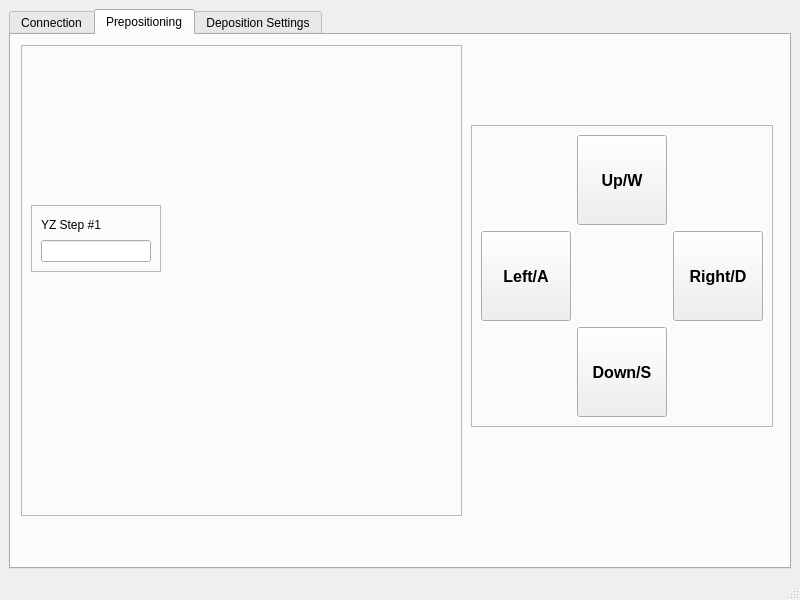
Above: mainwindow.ui from KLDistance/NanoCVD before the change. Below: the same form after it.
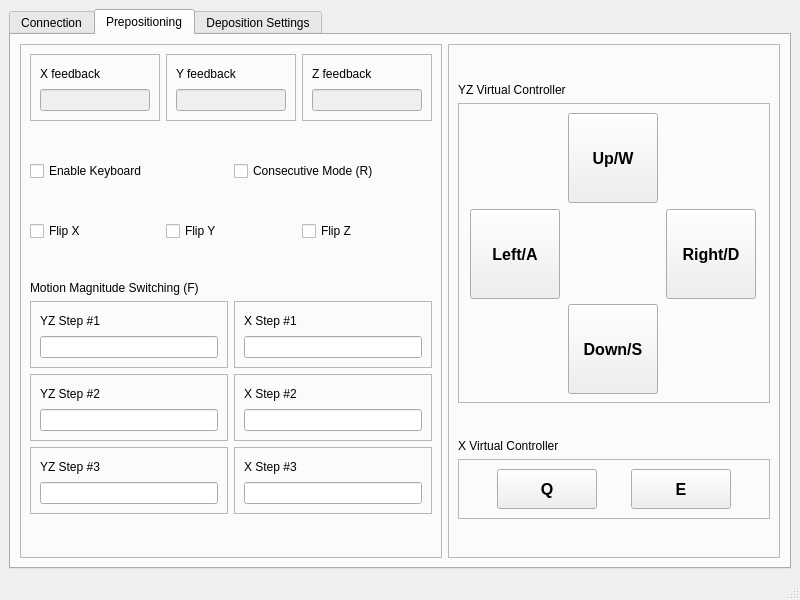
That is the form after the change. The open tabs and pages were chosen to show the change.

Commit message: ui design temporarily finished.

```diff
--- a/mainwindow.ui
+++ b/mainwindow.ui
@@ -23,8 +23,14 @@
    <layout class="QGridLayout" name="gridLayout">
     <item row="0" column="1">
      <widget class="QTabWidget" name="tabcontainer">
+      <property name="sizePolicy">
+       <sizepolicy hsizetype="Preferred" vsizetype="Preferred">
+        <horstretch>0</horstretch>
+        <verstretch>0</verstretch>
+       </sizepolicy>
+      </property>
       <property name="currentIndex">
-       <number>1</number>
+       <number>0</number>
       </property>
       <widget class="QWidget" name="tab_connection">
        <attribute name="title">
@@ -52,7 +58,9 @@
           <property name="frameShadow">
            <enum>QFrame::Raised</enum>
           </property>
-          <layout class="QHBoxLayout" name="horizontalLayout">
+          <layout class="QHBoxLayout" name="horizontalLayout_8">
+           <item>
+            <layout class="QHBoxLayout" name="layout_cncserial">
            <item>
             <widget class="QLabel" name="label_cnc">
              <property name="sizePolicy">
@@ -106,6 +114,8 @@
             </widget>
            </item>
           </layout>
+           </item>
+          </layout>
          </widget>
         </item>
         <item>
@@ -122,7 +132,7 @@
          </spacer>
         </item>
         <item>
-         <widget class="QFrame" name="frame">
+         <widget class="QFrame" name="frame_arduinoserial">
           <property name="frameShape">
            <enum>QFrame::StyledPanel</enum>
           </property>
@@ -131,6 +141,8 @@
           </property>
           <layout class="QHBoxLayout" name="horizontalLayout_2">
            <item>
+            <layout class="QHBoxLayout" name="layout_arduinoserial">
+             <item>
             <widget class="QLabel" name="label_arduino">
              <property name="sizePolicy">
               <sizepolicy hsizetype="Fixed" vsizetype="Fixed">
@@ -183,6 +195,8 @@
             </widget>
            </item>
           </layout>
+           </item>
+          </layout>
          </widget>
         </item>
         <item>
@@ -204,30 +218,209 @@
        <attribute name="title">
         <string extracomment="Course placement of pipettes">Prepositioning</string>
        </attribute>
+       <layout class="QHBoxLayout" name="horizontalLayout_7">
+        <item>
        <widget class="QFrame" name="frame_visualpanel">
-        <property name="geometry">
-         <rect>
-          <x>10</x>
-          <y>10</y>
-          <width>441</width>
-          <height>471</height>
-         </rect>
-        </property>
+          <property name="frameShape">
+           <enum>QFrame::StyledPanel</enum>
+          </property>
+          <property name="frameShadow">
+           <enum>QFrame::Raised</enum>
+          </property>
+          <layout class="QVBoxLayout" name="verticalLayout_8">
+           <item>
+            <layout class="QHBoxLayout" name="horizontalLayout_5">
+             <item>
+              <widget class="QFrame" name="frame_xpos">
+               <property name="minimumSize">
+                <size>
+                 <width>130</width>
+                 <height>67</height>
+                </size>
+               </property>
         <property name="frameShape">
          <enum>QFrame::StyledPanel</enum>
         </property>
         <property name="frameShadow">
          <enum>QFrame::Raised</enum>
         </property>
+               <layout class="QVBoxLayout" name="verticalLayout_11">
+                <item>
+                 <widget class="QLabel" name="label_xpos">
+                  <property name="text">
+                   <string>X feedback</string>
+                  </property>
+                 </widget>
+                </item>
+                <item>
+                 <widget class="QLineEdit" name="ledit_xpos">
+                  <property name="enabled">
+                   <bool>false</bool>
+                  </property>
+                 </widget>
+                </item>
+               </layout>
+              </widget>
+             </item>
+             <item>
+              <widget class="QFrame" name="frame_ypos">
+               <property name="minimumSize">
+                <size>
+                 <width>130</width>
+                 <height>67</height>
+                </size>
+               </property>
+               <property name="frameShape">
+                <enum>QFrame::StyledPanel</enum>
+               </property>
+               <property name="frameShadow">
+                <enum>QFrame::Raised</enum>
+               </property>
+               <layout class="QVBoxLayout" name="verticalLayout_12">
+                <item>
+                 <widget class="QLabel" name="label_ypos">
+                  <property name="text">
+                   <string>Y feedback</string>
+                  </property>
+                 </widget>
+                </item>
+                <item>
+                 <widget class="QLineEdit" name="ledit_ypos">
+                  <property name="enabled">
+                   <bool>false</bool>
+                  </property>
+                 </widget>
+                </item>
+               </layout>
+              </widget>
+             </item>
+             <item>
+              <widget class="QFrame" name="frame_zpos">
+               <property name="minimumSize">
+                <size>
+                 <width>130</width>
+                 <height>67</height>
+                </size>
+               </property>
+               <property name="frameShape">
+                <enum>QFrame::StyledPanel</enum>
+               </property>
+               <property name="frameShadow">
+                <enum>QFrame::Raised</enum>
+               </property>
+               <layout class="QVBoxLayout" name="verticalLayout_13">
+                <item>
+                 <widget class="QLabel" name="label_zpos">
+                  <property name="text">
+                   <string>Z feedback</string>
+                  </property>
+                 </widget>
+                </item>
+                <item>
+                 <widget class="QLineEdit" name="ledit_zpos">
+                  <property name="enabled">
+                   <bool>false</bool>
+                  </property>
+                 </widget>
+                </item>
+               </layout>
+              </widget>
+             </item>
+            </layout>
+           </item>
+           <item>
+            <spacer name="verticalSpacer_6">
+             <property name="orientation">
+              <enum>Qt::Vertical</enum>
+             </property>
+             <property name="sizeHint" stdset="0">
+              <size>
+               <width>20</width>
+               <height>40</height>
+              </size>
+             </property>
+            </spacer>
+           </item>
+           <item>
+            <layout class="QHBoxLayout" name="horizontalLayout_4">
+             <item>
+              <widget class="QCheckBox" name="chb_keyboardenable">
+               <property name="text">
+                <string>Enable Keyboard</string>
+               </property>
+              </widget>
+             </item>
+             <item>
+              <widget class="QCheckBox" name="chb_consecutiveenable">
+               <property name="text">
+                <string>Consecutive Mode (R)</string>
+               </property>
+              </widget>
+             </item>
+            </layout>
+           </item>
+           <item>
+            <spacer name="verticalSpacer_9">
+             <property name="orientation">
+              <enum>Qt::Vertical</enum>
+             </property>
+             <property name="sizeHint" stdset="0">
+              <size>
+               <width>20</width>
+               <height>40</height>
+              </size>
+             </property>
+            </spacer>
+           </item>
+           <item>
+            <layout class="QHBoxLayout" name="horizontalLayout_6">
+             <item>
+              <widget class="QCheckBox" name="chb_flipx">
+               <property name="text">
+                <string>Flip X</string>
+               </property>
+              </widget>
+             </item>
+             <item>
+              <widget class="QCheckBox" name="chb_flipy">
+               <property name="text">
+                <string>Flip Y</string>
+               </property>
+              </widget>
+             </item>
+             <item>
+              <widget class="QCheckBox" name="chb_flipz">
+               <property name="text">
+                <string>Flip Z</string>
+               </property>
+              </widget>
+             </item>
+            </layout>
+           </item>
+           <item>
+            <spacer name="verticalSpacer_7">
+             <property name="orientation">
+              <enum>Qt::Vertical</enum>
+             </property>
+             <property name="sizeHint" stdset="0">
+              <size>
+               <width>20</width>
+               <height>40</height>
+              </size>
+             </property>
+            </spacer>
+           </item>
+           <item>
+            <widget class="QLabel" name="label_motionswitching">
+             <property name="text">
+              <string>Motion Magnitude Switching (F)</string>
+             </property>
+            </widget>
+           </item>
+           <item>
+            <layout class="QHBoxLayout" name="layout_positioning1">
+             <item>
         <widget class="QFrame" name="frame_yzstep1">
-         <property name="geometry">
-          <rect>
-           <x>10</x>
-           <y>160</y>
-           <width>130</width>
-           <height>67</height>
-          </rect>
-         </property>
          <property name="minimumSize">
           <size>
            <width>130</width>
@@ -249,20 +442,217 @@
            </widget>
           </item>
           <item>
-           <widget class="QLineEdit" name="ledit_yzstep1"/>
+                 <widget class="QLineEdit" name="ledit_yzstep1">
+                  <property name="enabled">
+                   <bool>true</bool>
+                  </property>
+                 </widget>
           </item>
          </layout>
         </widget>
-       </widget>
-       <widget class="QWidget" name="">
-        <property name="geometry">
-         <rect>
-          <x>460</x>
-          <y>0</y>
-          <width>310</width>
-          <height>481</height>
-         </rect>
-        </property>
+             </item>
+             <item>
+              <widget class="QFrame" name="frame_xstep1">
+               <property name="minimumSize">
+                <size>
+                 <width>130</width>
+                 <height>67</height>
+                </size>
+               </property>
+               <property name="frameShape">
+                <enum>QFrame::StyledPanel</enum>
+               </property>
+               <property name="frameShadow">
+                <enum>QFrame::Raised</enum>
+               </property>
+               <layout class="QVBoxLayout" name="verticalLayout_14">
+                <item>
+                 <widget class="QLabel" name="label_xstep1">
+                  <property name="text">
+                   <string>X Step #1</string>
+                  </property>
+                 </widget>
+                </item>
+                <item>
+                 <widget class="QLineEdit" name="ledit_xstep1"/>
+                </item>
+               </layout>
+              </widget>
+             </item>
+            </layout>
+           </item>
+           <item>
+            <layout class="QHBoxLayout" name="layout_positioning2">
+             <item>
+              <widget class="QFrame" name="frame_yzstep2">
+               <property name="minimumSize">
+                <size>
+                 <width>130</width>
+                 <height>67</height>
+                </size>
+               </property>
+               <property name="frameShape">
+                <enum>QFrame::StyledPanel</enum>
+               </property>
+               <property name="frameShadow">
+                <enum>QFrame::Raised</enum>
+               </property>
+               <layout class="QVBoxLayout" name="verticalLayout_15">
+                <item>
+                 <widget class="QLabel" name="label_yzstep2">
+                  <property name="text">
+                   <string>YZ Step #2</string>
+                  </property>
+                 </widget>
+                </item>
+                <item>
+                 <widget class="QLineEdit" name="ledit_yzstep2">
+                  <property name="enabled">
+                   <bool>true</bool>
+                  </property>
+                 </widget>
+                </item>
+               </layout>
+              </widget>
+             </item>
+             <item>
+              <widget class="QFrame" name="frame_xstep2">
+               <property name="minimumSize">
+                <size>
+                 <width>130</width>
+                 <height>67</height>
+                </size>
+               </property>
+               <property name="frameShape">
+                <enum>QFrame::StyledPanel</enum>
+               </property>
+               <property name="frameShadow">
+                <enum>QFrame::Raised</enum>
+               </property>
+               <layout class="QVBoxLayout" name="verticalLayout_16">
+                <item>
+                 <widget class="QLabel" name="label_xstep2">
+                  <property name="text">
+                   <string>X Step #2</string>
+                  </property>
+                 </widget>
+                </item>
+                <item>
+                 <widget class="QLineEdit" name="ledit_xstep2"/>
+                </item>
+               </layout>
+              </widget>
+             </item>
+            </layout>
+           </item>
+           <item>
+            <layout class="QHBoxLayout" name="layout_positioning3">
+             <item>
+              <widget class="QFrame" name="frame_yzstep1_3">
+               <property name="minimumSize">
+                <size>
+                 <width>130</width>
+                 <height>67</height>
+                </size>
+               </property>
+               <property name="frameShape">
+                <enum>QFrame::StyledPanel</enum>
+               </property>
+               <property name="frameShadow">
+                <enum>QFrame::Raised</enum>
+               </property>
+               <layout class="QVBoxLayout" name="verticalLayout_17">
+                <item>
+                 <widget class="QLabel" name="label_yzstep1_3">
+                  <property name="text">
+                   <string>YZ Step #3</string>
+                  </property>
+                 </widget>
+                </item>
+                <item>
+                 <widget class="QLineEdit" name="ledit_yzstep1_3">
+                  <property name="enabled">
+                   <bool>true</bool>
+                  </property>
+                 </widget>
+                </item>
+               </layout>
+              </widget>
+             </item>
+             <item>
+              <widget class="QFrame" name="frame_xstep1_3">
+               <property name="minimumSize">
+                <size>
+                 <width>130</width>
+                 <height>67</height>
+                </size>
+               </property>
+               <property name="frameShape">
+                <enum>QFrame::StyledPanel</enum>
+               </property>
+               <property name="frameShadow">
+                <enum>QFrame::Raised</enum>
+               </property>
+               <layout class="QVBoxLayout" name="verticalLayout_18">
+                <item>
+                 <widget class="QLabel" name="label_xstep1_3">
+                  <property name="text">
+                   <string>X Step #3</string>
+                  </property>
+                 </widget>
+                </item>
+                <item>
+                 <widget class="QLineEdit" name="ledit_xstep1_3"/>
+                </item>
+               </layout>
+              </widget>
+             </item>
+            </layout>
+           </item>
+           <item>
+            <spacer name="verticalSpacer_8">
+             <property name="orientation">
+              <enum>Qt::Vertical</enum>
+             </property>
+             <property name="sizeHint" stdset="0">
+              <size>
+               <width>20</width>
+               <height>40</height>
+              </size>
+             </property>
+            </spacer>
+           </item>
+          </layout>
+         </widget>
+        </item>
+        <item>
+         <widget class="QFrame" name="frame_positioningbtn">
+          <property name="sizePolicy">
+           <sizepolicy hsizetype="Preferred" vsizetype="Preferred">
+            <horstretch>0</horstretch>
+            <verstretch>0</verstretch>
+           </sizepolicy>
+          </property>
+          <property name="minimumSize">
+           <size>
+            <width>320</width>
+            <height>0</height>
+           </size>
+          </property>
+          <property name="maximumSize">
+           <size>
+            <width>560</width>
+            <height>16777215</height>
+           </size>
+          </property>
+          <property name="frameShape">
+           <enum>QFrame::StyledPanel</enum>
+          </property>
+          <property name="frameShadow">
+           <enum>QFrame::Raised</enum>
+          </property>
+          <layout class="QGridLayout" name="gridLayout_3">
+           <item row="0" column="0">
         <layout class="QVBoxLayout" name="verticalLayout_10">
          <item>
           <spacer name="verticalSpacer_4">
@@ -277,14 +667,33 @@
            </property>
           </spacer>
          </item>
+             <item>
+              <widget class="QLabel" name="label_yzcontroller">
+               <property name="text">
+                <string>YZ Virtual Controller</string>
+               </property>
+              </widget>
+             </item>
          <item>
           <widget class="QFrame" name="frame_positioning_btn">
            <property name="sizePolicy">
-            <sizepolicy hsizetype="Fixed" vsizetype="Preferred">
+                <sizepolicy hsizetype="Fixed" vsizetype="Fixed">
              <horstretch>0</horstretch>
              <verstretch>0</verstretch>
             </sizepolicy>
            </property>
+               <property name="minimumSize">
+                <size>
+                 <width>0</width>
+                 <height>0</height>
+                </size>
+               </property>
+               <property name="maximumSize">
+                <size>
+                 <width>500</width>
+                 <height>300</height>
+                </size>
+               </property>
            <property name="frameShape">
             <enum>QFrame::StyledPanel</enum>
            </property>
@@ -443,8 +852,156 @@
            </property>
           </spacer>
          </item>
-        </layout>
-       </widget>
+             <item>
+              <widget class="QLabel" name="label">
+               <property name="text">
+                <string>X Virtual Controller</string>
+               </property>
+              </widget>
+             </item>
+             <item>
+              <widget class="QFrame" name="frame">
+               <property name="frameShape">
+                <enum>QFrame::StyledPanel</enum>
+               </property>
+               <property name="frameShadow">
+                <enum>QFrame::Raised</enum>
+               </property>
+               <layout class="QHBoxLayout" name="horizontalLayout">
+                <item>
+                 <spacer name="horizontalSpacer_6">
+                  <property name="orientation">
+                   <enum>Qt::Horizontal</enum>
+                  </property>
+                  <property name="sizeType">
+                   <enum>QSizePolicy::Expanding</enum>
+                  </property>
+                  <property name="sizeHint" stdset="0">
+                   <size>
+                    <width>40</width>
+                    <height>20</height>
+                   </size>
+                  </property>
+                 </spacer>
+                </item>
+                <item>
+                 <widget class="QPushButton" name="btn_forward">
+                  <property name="sizePolicy">
+                   <sizepolicy hsizetype="Maximum" vsizetype="Maximum">
+                    <horstretch>0</horstretch>
+                    <verstretch>0</verstretch>
+                   </sizepolicy>
+                  </property>
+                  <property name="minimumSize">
+                   <size>
+                    <width>100</width>
+                    <height>40</height>
+                   </size>
+                  </property>
+                  <property name="maximumSize">
+                   <size>
+                    <width>180</width>
+                    <height>180</height>
+                   </size>
+                  </property>
+                  <property name="font">
+                   <font>
+                    <pointsize>12</pointsize>
+                    <weight>75</weight>
+                    <bold>true</bold>
+                   </font>
+                  </property>
+                  <property name="text">
+                   <string>Q</string>
+                  </property>
+                 </widget>
+                </item>
+                <item>
+                 <spacer name="horizontalSpacer_7">
+                  <property name="orientation">
+                   <enum>Qt::Horizontal</enum>
+                  </property>
+                  <property name="sizeType">
+                   <enum>QSizePolicy::Expanding</enum>
+                  </property>
+                  <property name="sizeHint" stdset="0">
+                   <size>
+                    <width>40</width>
+                    <height>20</height>
+                   </size>
+                  </property>
+                 </spacer>
+                </item>
+                <item>
+                 <widget class="QPushButton" name="btn_backward">
+                  <property name="sizePolicy">
+                   <sizepolicy hsizetype="Maximum" vsizetype="Maximum">
+                    <horstretch>0</horstretch>
+                    <verstretch>0</verstretch>
+                   </sizepolicy>
+                  </property>
+                  <property name="minimumSize">
+                   <size>
+                    <width>100</width>
+                    <height>40</height>
+                   </size>
+                  </property>
+                  <property name="maximumSize">
+                   <size>
+                    <width>180</width>
+                    <height>180</height>
+                   </size>
+                  </property>
+                  <property name="font">
+                   <font>
+                    <pointsize>12</pointsize>
+                    <weight>75</weight>
+                    <bold>true</bold>
+                   </font>
+                  </property>
+                  <property name="text">
+                   <string>E</string>
+                  </property>
+                 </widget>
+                </item>
+                <item>
+                 <spacer name="horizontalSpacer_8">
+                  <property name="orientation">
+                   <enum>Qt::Horizontal</enum>
+                  </property>
+                  <property name="sizeType">
+                   <enum>QSizePolicy::Expanding</enum>
+                  </property>
+                  <property name="sizeHint" stdset="0">
+                   <size>
+                    <width>40</width>
+                    <height>20</height>
+                   </size>
+                  </property>
+                 </spacer>
+                </item>
+               </layout>
+              </widget>
+             </item>
+             <item>
+              <spacer name="verticalSpacer_10">
+               <property name="orientation">
+                <enum>Qt::Vertical</enum>
+               </property>
+               <property name="sizeHint" stdset="0">
+                <size>
+                 <width>20</width>
+                 <height>40</height>
+                </size>
+               </property>
+              </spacer>
+             </item>
+            </layout>
+           </item>
+          </layout>
+         </widget>
+        </item>
+       </layout>
       </widget>
       <widget class="QWidget" name="tab_deposition">
        <attribute name="title">
@@ -698,6 +1255,112 @@
           </layout>
          </widget>
         </item>
+        <item>
+         <layout class="QHBoxLayout" name="horizontalLayout_9">
+          <item>
+           <spacer name="horizontalSpacer_11">
+            <property name="orientation">
+             <enum>Qt::Horizontal</enum>
+            </property>
+            <property name="sizeType">
+             <enum>QSizePolicy::Preferred</enum>
+            </property>
+            <property name="sizeHint" stdset="0">
+             <size>
+              <width>20</width>
+              <height>20</height>
+             </size>
+            </property>
+           </spacer>
+          </item>
+          <item>
+           <widget class="QProgressBar" name="progressBar">
+            <property name="sizePolicy">
+             <sizepolicy hsizetype="Preferred" vsizetype="Fixed">
+              <horstretch>0</horstretch>
+              <verstretch>0</verstretch>
+             </sizepolicy>
+            </property>
+            <property name="minimumSize">
+             <size>
+              <width>350</width>
+              <height>0</height>
+             </size>
+            </property>
+            <property name="value">
+             <number>24</number>
+            </property>
+           </widget>
+          </item>
+          <item>
+           <spacer name="horizontalSpacer_9">
+            <property name="orientation">
+             <enum>Qt::Horizontal</enum>
+            </property>
+            <property name="sizeType">
+             <enum>QSizePolicy::Preferred</enum>
+            </property>
+            <property name="sizeHint" stdset="0">
+             <size>
+              <width>30</width>
+              <height>20</height>
+             </size>
+            </property>
+           </spacer>
+          </item>
+          <item>
+           <widget class="QLabel" name="label_2">
+            <property name="minimumSize">
+             <size>
+              <width>120</width>
+              <height>0</height>
+             </size>
+            </property>
+            <property name="maximumSize">
+             <size>
+              <width>200</width>
+              <height>16777215</height>
+             </size>
+            </property>
+            <property name="text">
+             <string>Idle</string>
+            </property>
+           </widget>
+          </item>
+          <item>
+           <spacer name="horizontalSpacer_10">
+            <property name="orientation">
+             <enum>Qt::Horizontal</enum>
+            </property>
+            <property name="sizeType">
+             <enum>QSizePolicy::Preferred</enum>
+            </property>
+            <property name="sizeHint" stdset="0">
+             <size>
+              <width>20</width>
+              <height>20</height>
+             </size>
+            </property>
+           </spacer>
+          </item>
+         </layout>
+        </item>
+        <item>
+         <spacer name="verticalSpacer_11">
+          <property name="orientation">
+           <enum>Qt::Vertical</enum>
+          </property>
+          <property name="sizeType">
+           <enum>QSizePolicy::Minimum</enum>
+          </property>
+          <property name="sizeHint" stdset="0">
+           <size>
+            <width>20</width>
+            <height>20</height>
+           </size>
+          </property>
+         </spacer>
+        </item>
         <item>
          <layout class="QHBoxLayout" name="layout_btnwrapper">
           <item>
```
Lines whose indentation alone changed are shown as unchanged. The commit also changes 5 other files.
